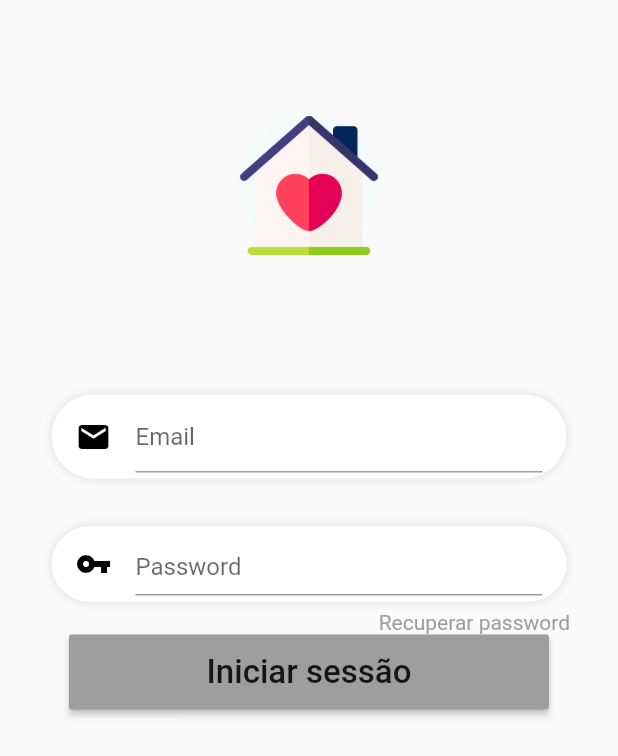
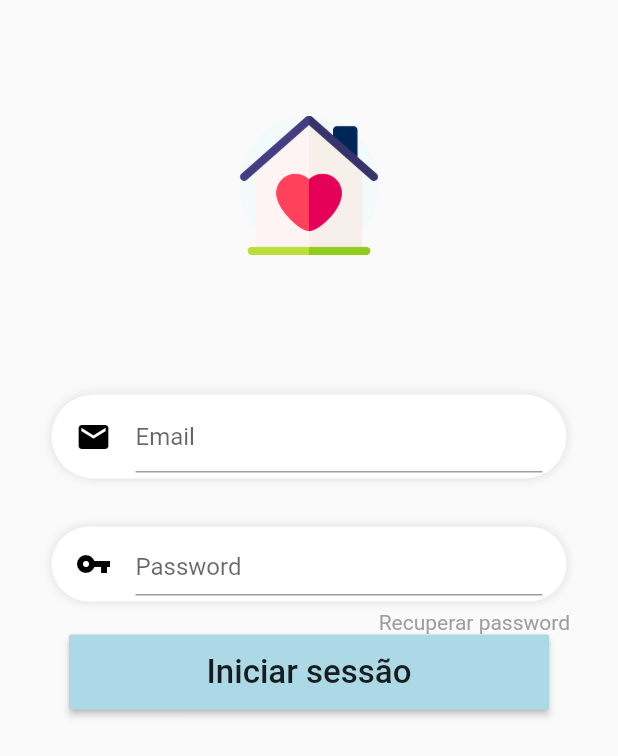
Before and after one commit to JPires92/DAM2020, a Flutter app: the screen it shows after launch, after a tap on "Login", on a phone screen of 412 x 824 dp. Shown: the top 756 px of the screen. Run offline on Flutter 3.47's test engine with Material 2 defaults, Android fonts, the phone set to English and light mode, and no system bars; network calls fail.

Commit message:
tentativa 1 - Rita_18-05

```diff
--- a/lib/main.dart
+++ b/lib/main.dart
@@ -73,7 +73,7 @@ class MyHomePage extends StatelessWidget {
               ),
               const SizedBox(height: 30),
               ButtonTheme(
-                buttonColor: Colors.grey,
+                buttonColor: Color.fromARGB(255, 173, 216, 230),
                 minWidth: 200.0,
                 height: 40.0, //Tamanho botão
                 child: RaisedButton(
--- a/lib/pages/loginPage.dart
+++ b/lib/pages/loginPage.dart
@@ -158,12 +158,13 @@ class _LoginPageState extends State<LoginPage> {
                       ),
                     ),
                     ButtonTheme(
-                      buttonColor: Colors.grey,
+                      buttonColor: Color.fromARGB(255, 173, 216, 230),
+
                       minWidth: 320.0,
                       height: 50.0,//Tamanho botão
                       child: RaisedButton(
                       child: new Text('Iniciar sessão',style: TextStyle(fontSize: 22),),
-                      color: Colors.grey,
+
 
                       onPressed: (){
                         _login();
--- a/lib/pages/newUserPage.dart
+++ b/lib/pages/newUserPage.dart
@@ -34,6 +34,7 @@ class _newUserState extends State<newUser> {
     return new Scaffold(
       appBar: new AppBar(
         title: new Text("Novo Utilizador"),
+        backgroundColor: Color.fromARGB(255, 173, 216, 230),
       ),
       body: Form(
         key: _formKey,
@@ -97,7 +98,7 @@ class _newUserState extends State<newUser> {
                     padding: const EdgeInsets.all(30.0),
                   ),
                   ButtonTheme( //botão
-                    buttonColor: Colors.grey,
+                    buttonColor: Color.fromARGB(255, 173, 216, 230),
                     minWidth: 200.0,
                     height: 50.0, //Tamanho botão
                     child: RaisedButton(
```
Also changed, not shown: pubspec.lock, 3 other files.
